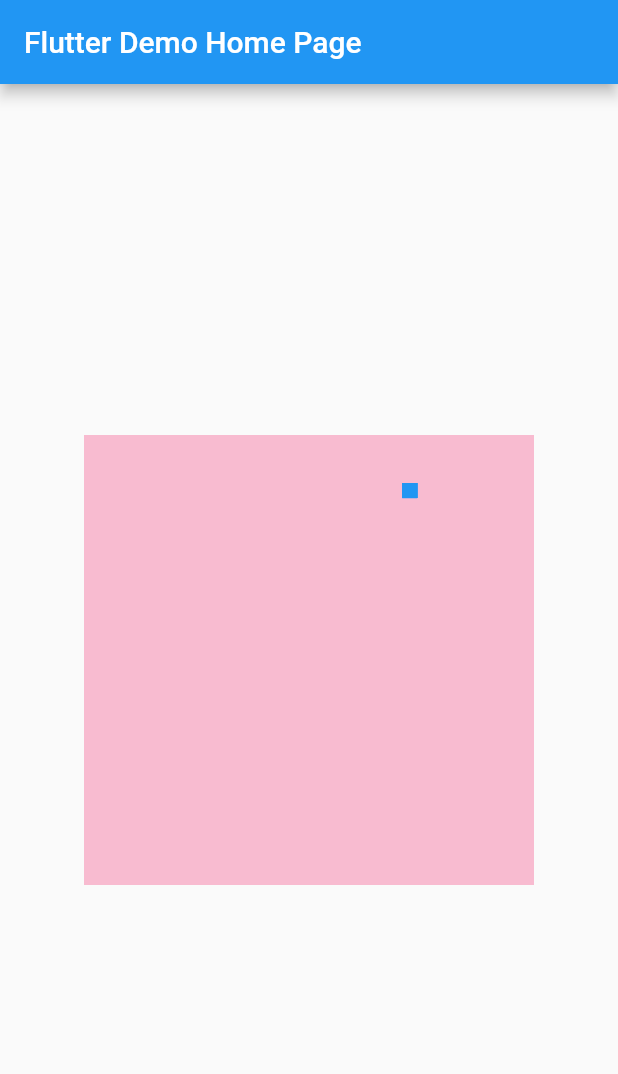
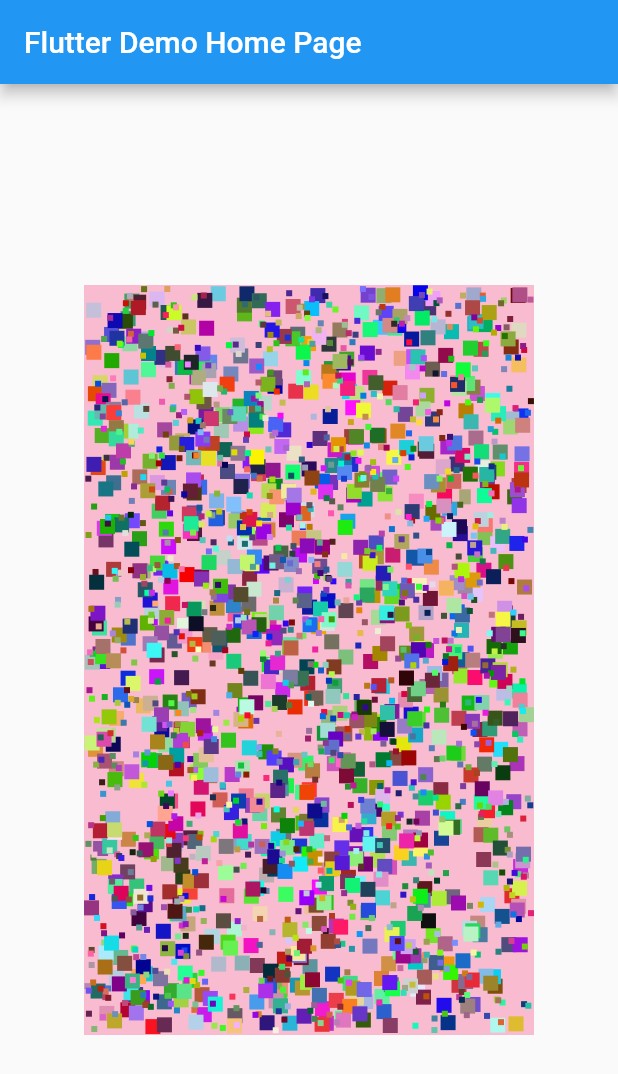
Before and after one commit to sasukeamjed/glitter_animation, a Flutter app: the screen it shows after launch, on a phone screen of 412 x 824 dp. Shown: the top 1074 px of the screen. Run offline on Flutter 3.47's test engine with Material 2 defaults, Android fonts, the phone set to English and light mode, and no system bars.

Commit message:
created a Reverse Animated Glitter Piece function

```diff
--- a/lib/main.dart
+++ b/lib/main.dart
@@ -4,9 +4,9 @@ import 'dart:math' as math;
 void main() => runApp(MyApp());
 
 const _width = 300.0;
-const _height = 300.0;
-const _duration = Duration(milliseconds: 500);
-final _colorTween = ColorTween(begin: Colors.green, end: Colors.transparent);
+const _height = 500.0;
+const _duration = Duration(milliseconds: 300);
+final _random = math.Random();
 
 class MyApp extends StatelessWidget {
   // This widget is the root of your application.
@@ -34,7 +34,11 @@ class MyHomePage extends StatefulWidget {
 class _MyHomePageState extends State<MyHomePage> with SingleTickerProviderStateMixin{
 
   AnimationController _controller;
-  Animation _animation;
+//  Animation _animation;
+
+  Color _getRandomColor(){
+    return Color.fromARGB(255, _random.nextInt(255), _random.nextInt(255), _random.nextInt(255));
+  }
 
   @override
   void initState() {
@@ -43,7 +47,6 @@ class _MyHomePageState extends State<MyHomePage> with SingleTickerProviderStateM
       vsync: this,
       duration: _duration,
     );
-    _animation= _colorTween.animate(_controller);
     _controller.addStatusListener((AnimationStatus status){
       if(status == AnimationStatus.completed){
         _controller.reverse();
@@ -69,13 +72,30 @@ class _MyHomePageState extends State<MyHomePage> with SingleTickerProviderStateM
   }
 
   Widget _createAnimatedGlitterPiece(){
-    final random = math.Random();
-    final pieceSize = 10.0;
-    final piece = AnimatedBuilder(animation: _animation, builder: (BuildContext context, Widget widget){
-      return Container(width: pieceSize, height: pieceSize, color: _animation.value,);
+    final colorTween = ColorTween(begin: _getRandomColor(), end: Colors.transparent);
+    final animation = colorTween.animate(_controller);
+    final pieceSize = 4.0;
+    final piece = AnimatedBuilder(animation: animation, builder: (BuildContext context, Widget widget){
+      return Container(width: pieceSize, height: pieceSize, color: animation.value,);
     });
-    final topOffSet = random.nextDouble() * (_width - pieceSize);
-    final leftOffSet = random.nextDouble() * (_height - pieceSize);
+    final topOffSet = _random.nextDouble() * (_height - pieceSize);
+    final leftOffSet = _random.nextDouble() * (_width - pieceSize);
+    return Positioned(
+      top: topOffSet,
+      left: leftOffSet,
+      child: piece,
+    );
+  }
+
+  Widget _createReverseAnimatedGlitterPiece(){
+    final colorTween = ColorTween(begin: Colors.transparent, end:_getRandomColor());
+    final animation = colorTween.animate(_controller);
+    final pieceSize = 7.0;
+    final piece = AnimatedBuilder(animation: animation, builder: (BuildContext context, Widget widget){
+      return Container(width: pieceSize, height: pieceSize, color: animation.value,);
+    });
+    final topOffSet = _random.nextDouble() * (_height - pieceSize);
+    final leftOffSet = _random.nextDouble() * (_width - pieceSize);
     return Positioned(
       top: topOffSet,
       left: leftOffSet,
@@ -84,11 +104,10 @@ class _MyHomePageState extends State<MyHomePage> with SingleTickerProviderStateM
   }
 
   Widget _createStaticGlitterPiece(){
-    final random = math.Random();
     final pieceSize = 10.0;
-    final piece = Container(width: pieceSize, height: pieceSize, color: Colors.blue,);
-    final topOffSet = random.nextDouble() * (_width - pieceSize);
-    final leftOffSet = random.nextDouble() * (_height - pieceSize);
+    final piece = Container(width: pieceSize, height: pieceSize, color: _getRandomColor(),);
+    final topOffSet = _random.nextDouble() * (_height - pieceSize);
+    final leftOffSet = _random.nextDouble() * (_width - pieceSize);
     return Positioned(
       top: topOffSet,
       left: leftOffSet,
@@ -103,6 +122,9 @@ class _MyHomePageState extends State<MyHomePage> with SingleTickerProviderStateM
     }
     for(var i = 0; i < numPieces; i++){
       pieces.add(_createAnimatedGlitterPiece());
+    }
+    for(var i = 0; i < numPieces; i++){
+      pieces.add(_createReverseAnimatedGlitterPiece());
     }
     return pieces;
   }
@@ -120,7 +142,7 @@ class _MyHomePageState extends State<MyHomePage> with SingleTickerProviderStateM
           width: _width,
           color: Colors.pink[100],
           child: Stack(
-            children: _createGlitterPieces(10),
+            children: _createGlitterPieces(1000),
           ),
         ),
       )
```
